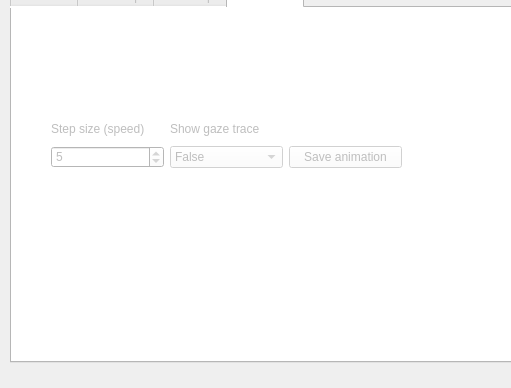
The window that Plotter/plotterGUICode.ui (jonathanvanleeuwen/EyeParser) describes before a commit, drawn with Qt 5; both pictures show x 0 to 511 and y 247 to 635 of the 798 by 635 pixel window.
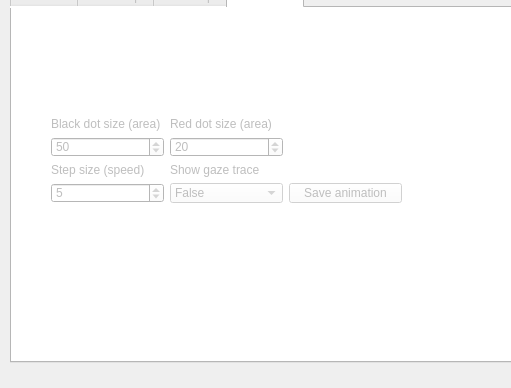
The same window after the commit. The open tabs and pages were chosen to show the change.

```diff
--- a/Plotter/plotterGUICode.ui
+++ b/Plotter/plotterGUICode.ui
@@ -702,18 +702,18 @@
         <x>39</x>
         <y>109</y>
         <width>351</width>
-        <height>51</height>
+        <height>87</height>
        </rect>
       </property>
       <layout class="QGridLayout" name="AnimationLayout">
-       <item row="0" column="0">
+       <item row="2" column="0">
         <widget class="QLabel" name="frameStepSizeL">
          <property name="text">
           <string>Step size (speed)</string>
          </property>
         </widget>
        </item>
-       <item row="1" column="0">
+       <item row="3" column="0">
         <widget class="QSpinBox" name="frameStepSize">
          <property name="minimum">
           <number>1</number>
@@ -726,14 +726,14 @@
          </property>
         </widget>
        </item>
-       <item row="1" column="2">
+       <item row="3" column="2">
         <widget class="QPushButton" name="saveAnimButton">
          <property name="text">
           <string>Save animation</string>
          </property>
         </widget>
        </item>
-       <item row="1" column="1">
+       <item row="3" column="1">
         <widget class="QComboBox" name="showTrace">
          <property name="currentText">
           <string>False</string>
@@ -750,13 +750,53 @@
          </item>
         </widget>
        </item>
-       <item row="0" column="1">
+       <item row="2" column="1">
         <widget class="QLabel" name="showTraceL">
          <property name="text">
           <string>Show gaze trace</string>
          </property>
         </widget>
        </item>
+       <item row="0" column="0">
+        <widget class="QLabel" name="blackDotSizeL">
+         <property name="text">
+          <string>Black dot size (area)</string>
+         </property>
+        </widget>
+       </item>
+       <item row="0" column="1">
+        <widget class="QLabel" name="redDotSizeL">
+         <property name="text">
+          <string>Red dot size (area)</string>
+         </property>
+        </widget>
+       </item>
+       <item row="1" column="0">
+        <widget class="QSpinBox" name="blackDotSize">
+         <property name="minimum">
+          <number>1</number>
+         </property>
+         <property name="maximum">
+          <number>1000000</number>
+         </property>
+         <property name="value">
+          <number>50</number>
+         </property>
+        </widget>
+       </item>
+       <item row="1" column="1">
+        <widget class="QSpinBox" name="redDotSize">
+         <property name="minimum">
+          <number>1</number>
+         </property>
+         <property name="maximum">
+          <number>1000000</number>
+         </property>
+         <property name="value">
+          <number>20</number>
+         </property>
+        </widget>
+       </item>
       </layout>
      </widget>
     </widget>
```
